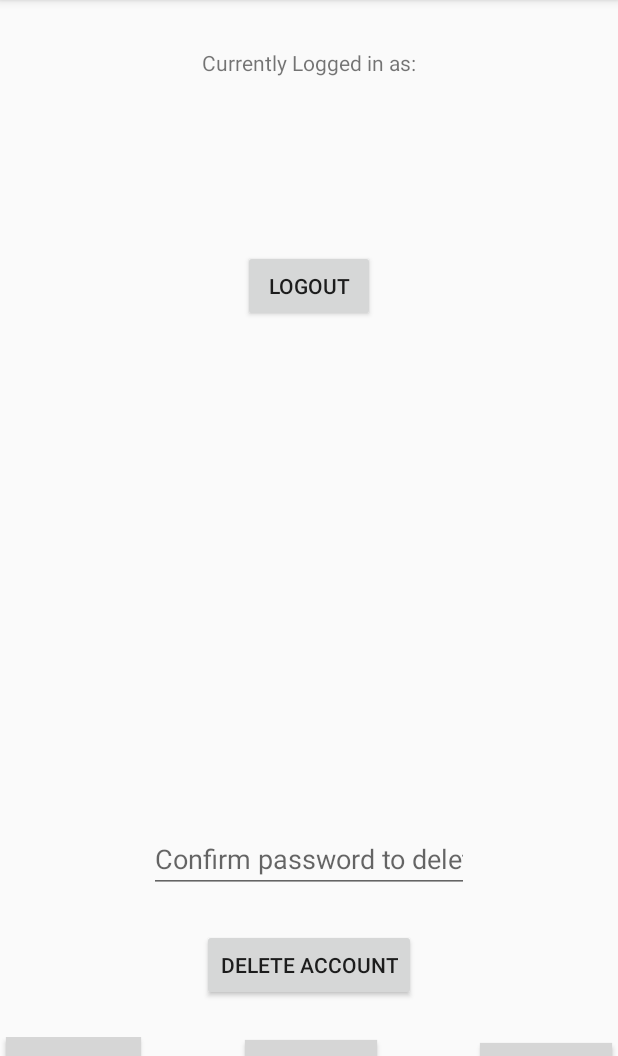
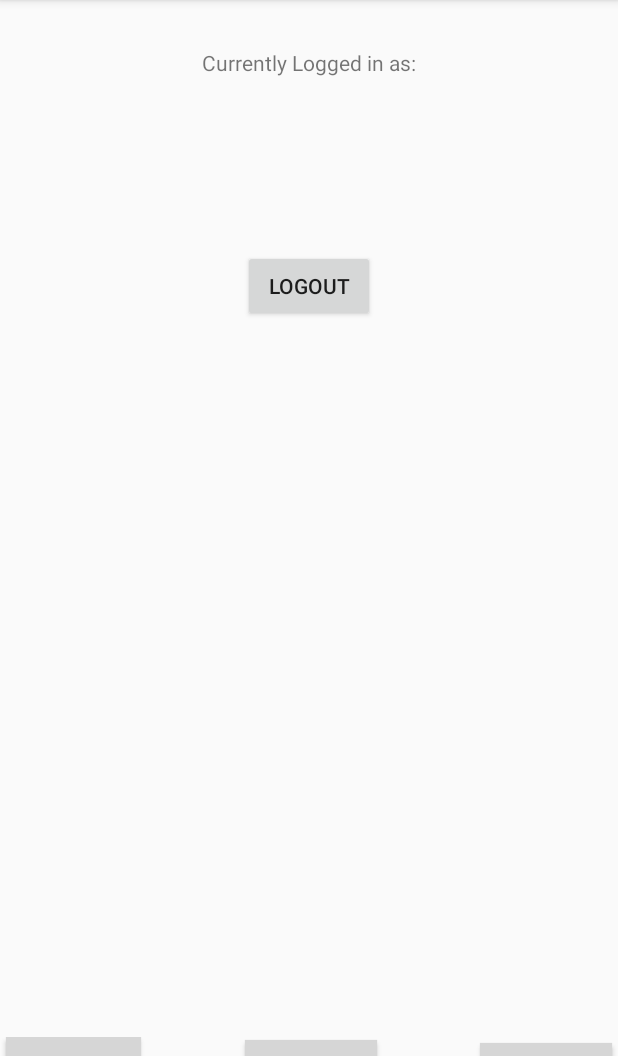
Before and after one commit to gray1273/ComeMeetMe, an Android app: the MapFragment screen opened directly, with no data from a screen before it, after a tap on "MY ACCOUNT", on a phone screen of 412 x 824 dp, the part 84-1140 px from its top. Run offline under Robolectric (Android 15) with nearby library versions, the phone set to English and light mode, and no system bars; our stand-ins replace Firebase (no records; nobody signed in at launch, a user with empty details on screens opened directly); libraries missing offline, so code that uses them is left out: com.mapbox.android, com.mapbox.geojson, com.mapbox.mapboxsdk; 7 statements that could not run were skipped; grey boxes are pictures that could not be loaded.

```diff
--- a/app/src/main/java/com/example/comemeetme/MapFragment.java
+++ b/app/src/main/java/com/example/comemeetme/MapFragment.java
@@ -113,7 +113,7 @@ public class MapFragment extends Fragment {
                             LatLng latLng = new LatLng(location.getLatitude(), location.getLongitude());
                             CameraPosition cameraPosition = new CameraPosition.Builder()
                                     .target(latLng)      // Sets the center of the map to Mountain View
-                                    .zoom(5)                  // Sets the tilt of the camera to 30 degrees
+                                    .zoom(10)                  // Sets the tilt of the camera to 30 degrees
                                     .build();                   // Creates a CameraPosition from the builder
 
                             mapboxMap.setCameraPosition(cameraPosition);
--- a/app/src/main/java/com/example/comemeetme/myAccountFragment.java
+++ b/app/src/main/java/com/example/comemeetme/myAccountFragment.java
@@ -51,39 +51,8 @@ public class myAccountFragment extends Fragment {
         TextView showEmail = view.findViewById(R.id.textViewShowEmail);
         showEmail.setText(user.getEmail());
         Button toLogOut = view.findViewById(R.id.buttonLogout);
-        Button delete = view.findViewById(R.id.buttonDeleteAccount);
 
-        delete.setOnClickListener(new View.OnClickListener() {
-            @Override
-            public void onClick(View view) {
-                //startActivity(new Intent(MainActivity.this,loginActivity.class));
-                /*String email = user.getEmail();
-                EditText confirmEmail = view.findViewById(R.id.editTextConfirmPass);
-                AuthCredential credential = EmailAuthProvider
-                        .getCredential(email, confirmEmail.getText().toString());
-                user.reauthenticate(credential)
-                        .addOnCompleteListener(new OnCompleteListener<Void>() {
-                                                   @Override
-                                                   public void onComplete(@NonNull Task<Void> task) {
-                                                       user.delete()
-                                                               .addOnCompleteListener(new OnCompleteListener<Void>() {
-                                                                   @Override
-                                                                   public void onComplete(@NonNull Task<Void> task) {
-                                                                       if (task.isSuccessful()) {
-                                                                           Log.i("", "User account deleted.");
-                                                                       }
-                                                                   }
-                                                               });
-                                                   }
-                                               });*/
-                toastMessage("Feature coming soon!");
-                getActivity().getSupportFragmentManager().beginTransaction()
-                        .replace(R.id.fragment_container_view, LoginFragment.class, null)
-                        .addToBackStack(null)
-                        .commit();
 
-            }
-        });
         toLogOut.setOnClickListener(new View.OnClickListener() {
             @Override
             public void onClick(View view) {
--- a/app/src/main/res/layout/fragment_my_account.xml
+++ b/app/src/main/res/layout/fragment_my_account.xml
@@ -35,27 +35,4 @@
         app:layout_constraintStart_toStartOf="parent"
         app:layout_constraintTop_toTopOf="parent" />
 
-    <Button
-        android:id="@+id/buttonDeleteAccount"
-        android:layout_width="wrap_content"
-        android:layout_height="wrap_content"
-        android:layout_marginBottom="24dp"
-        android:text="Delete Account"
-        app:layout_constraintBottom_toBottomOf="parent"
-        app:layout_constraintEnd_toEndOf="parent"
-        app:layout_constraintHorizontal_bias="0.501"
-        app:layout_constraintStart_toStartOf="parent" />
-
-    <EditText
-        android:id="@+id/editTextConfirmPass"
-        android:layout_width="wrap_content"
-        android:layout_height="wrap_content"
-        android:layout_marginBottom="24dp"
-        android:ems="10"
-        android:hint="Confirm password to delete"
-        android:inputType="textPassword"
-        app:layout_constraintBottom_toTopOf="@+id/buttonDeleteAccount"
-        app:layout_constraintEnd_toEndOf="parent"
-        app:layout_constraintStart_toStartOf="parent" />
-
 </androidx.constraintlayout.widget.ConstraintLayout>
```
Also changed, not shown: app/src/main/java/com/example/comemeetme/EventListFragment.java (+14 -4 lines).
